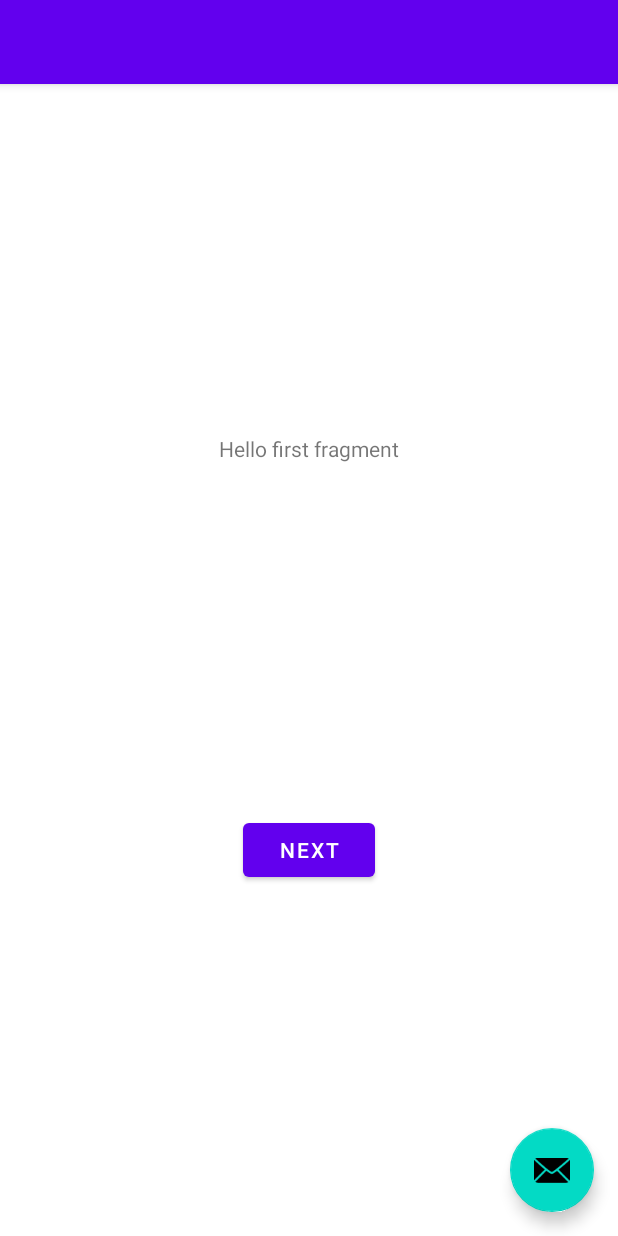
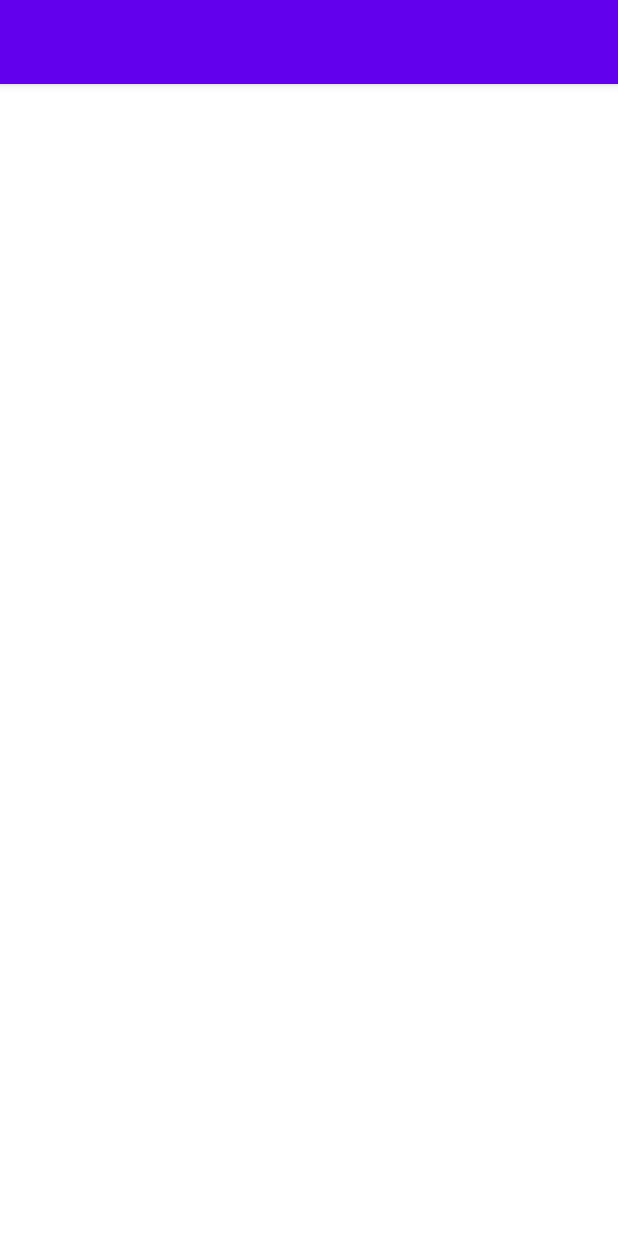
Before and after one commit to wonwoojang/ReReApp, an Android app: the layout activity_main.xml on its own in the app's theme, with its tools: preview values and no code run, on a phone screen of 412 x 824 dp. Run offline under Robolectric (Android 15) with nearby library versions, the phone set to English and light mode, and no system bars.

Commit message:
Feat: 2_불필요한_클래스_및_코드_삭제 완료

```diff
--- a/app/build.gradle
+++ b/app/build.gradle
@@ -34,6 +34,7 @@ android {
     }
     buildFeatures {
         viewBinding true
+        dataBinding true
     }
 }
 
--- a/app/src/main/java/com/jww/rereapp/FirstFragment.kt
+++ /dev/null
@@ -1,44 +0,0 @@
-package com.jww.rereapp
-
-import android.os.Bundle
-import androidx.fragment.app.Fragment
-import android.view.LayoutInflater
-import android.view.View
-import android.view.ViewGroup
-import androidx.navigation.fragment.findNavController
-import com.jww.rereapp.databinding.FragmentFirstBinding
-
-/**
- * A simple [Fragment] subclass as the default destination in the navigation.
- */
-class FirstFragment : Fragment() {
-
-    private var _binding: FragmentFirstBinding? = null
-
-    // This property is only valid between onCreateView and
-    // onDestroyView.
-    private val binding get() = _binding!!
-
-    override fun onCreateView(
-        inflater: LayoutInflater, container: ViewGroup?,
-        savedInstanceState: Bundle?
-    ): View? {
-
-        _binding = FragmentFirstBinding.inflate(inflater, container, false)
-        return binding.root
-
-    }
-
-    override fun onViewCreated(view: View, savedInstanceState: Bundle?) {
-        super.onViewCreated(view, savedInstanceState)
-
-        binding.buttonFirst.setOnClickListener {
-            findNavController().navigate(R.id.action_FirstFragment_to_SecondFragment)
-        }
-    }
-
-    override fun onDestroyView() {
-        super.onDestroyView()
-        _binding = null
-    }
-}
--- a/app/src/main/res/layout/activity_main.xml
+++ b/app/src/main/res/layout/activity_main.xml
@@ -1,6 +1,7 @@
 <?xml version="1.0" encoding="utf-8"?>
-<androidx.coordinatorlayout.widget.CoordinatorLayout xmlns:android="http://schemas.android.com/apk/res/android"
-    xmlns:app="http://schemas.android.com/apk/res-auto"
+<layout xmlns:android="http://schemas.android.com/apk/res/android">
+
+    <androidx.coordinatorlayout.widget.CoordinatorLayout xmlns:app="http://schemas.android.com/apk/res-auto"
         xmlns:tools="http://schemas.android.com/tools"
         android:layout_width="match_parent"
         android:layout_height="match_parent"
@@ -20,15 +21,5 @@
 
         </com.google.android.material.appbar.AppBarLayout>
 
-    <include layout="@layout/content_main" />
-
-    <com.google.android.material.floatingactionbutton.FloatingActionButton
-        android:id="@+id/fab"
-        android:layout_width="wrap_content"
-        android:layout_height="wrap_content"
-        android:layout_gravity="bottom|end"
-        android:layout_marginEnd="@dimen/fab_margin"
-        android:layout_marginBottom="16dp"
-        app:srcCompat="@android:drawable/ic_dialog_email" />
-
     </androidx.coordinatorlayout.widget.CoordinatorLayout>
+</layout>
--- a/app/src/main/res/layout/content_main.xml
+++ /dev/null
@@ -1,19 +0,0 @@
-<?xml version="1.0" encoding="utf-8"?>
-<androidx.constraintlayout.widget.ConstraintLayout xmlns:android="http://schemas.android.com/apk/res/android"
-    xmlns:app="http://schemas.android.com/apk/res-auto"
-    android:layout_width="match_parent"
-    android:layout_height="match_parent"
-    app:layout_behavior="@string/appbar_scrolling_view_behavior">
-
-    <fragment
-        android:id="@+id/nav_host_fragment_content_main"
-        android:name="androidx.navigation.fragment.NavHostFragment"
-        android:layout_width="0dp"
-        android:layout_height="0dp"
-        app:defaultNavHost="true"
-        app:layout_constraintBottom_toBottomOf="parent"
-        app:layout_constraintEnd_toEndOf="parent"
-        app:layout_constraintStart_toStartOf="parent"
-        app:layout_constraintTop_toTopOf="parent"
-        app:navGraph="@navigation/nav_graph" />
-</androidx.constraintlayout.widget.ConstraintLayout>
--- a/app/src/main/res/layout/fragment_first.xml
+++ /dev/null
@@ -1,28 +0,0 @@
-<?xml version="1.0" encoding="utf-8"?>
-<androidx.constraintlayout.widget.ConstraintLayout xmlns:android="http://schemas.android.com/apk/res/android"
-    xmlns:app="http://schemas.android.com/apk/res-auto"
-    xmlns:tools="http://schemas.android.com/tools"
-    android:layout_width="match_parent"
-    android:layout_height="match_parent"
-    tools:context=".FirstFragment">
-
-    <TextView
-        android:id="@+id/textview_first"
-        android:layout_width="wrap_content"
-        android:layout_height="wrap_content"
-        android:text="@string/hello_first_fragment"
-        app:layout_constraintBottom_toTopOf="@id/button_first"
-        app:layout_constraintEnd_toEndOf="parent"
-        app:layout_constraintStart_toStartOf="parent"
-        app:layout_constraintTop_toTopOf="parent" />
-
-    <Button
-        android:id="@+id/button_first"
-        android:layout_width="wrap_content"
-        android:layout_height="wrap_content"
-        android:text="@string/next"
-        app:layout_constraintBottom_toBottomOf="parent"
-        app:layout_constraintEnd_toEndOf="parent"
-        app:layout_constraintStart_toStartOf="parent"
-        app:layout_constraintTop_toBottomOf="@id/textview_first" />
-</androidx.constraintlayout.widget.ConstraintLayout>
--- a/app/src/main/res/navigation/nav_graph.xml
+++ /dev/null
@@ -1,28 +0,0 @@
-<?xml version="1.0" encoding="utf-8"?>
-<navigation xmlns:android="http://schemas.android.com/apk/res/android"
-    xmlns:app="http://schemas.android.com/apk/res-auto"
-    xmlns:tools="http://schemas.android.com/tools"
-    android:id="@+id/nav_graph"
-    app:startDestination="@id/FirstFragment">
-
-    <fragment
-        android:id="@+id/FirstFragment"
-        android:name="com.jww.rereapp.FirstFragment"
-        android:label="@string/first_fragment_label"
-        tools:layout="@layout/fragment_first">
-
-        <action
-            android:id="@+id/action_FirstFragment_to_SecondFragment"
-            app:destination="@id/SecondFragment" />
-    </fragment>
-    <fragment
-        android:id="@+id/SecondFragment"
-        android:name="com.jww.rereapp.SecondFragment"
-        android:label="@string/second_fragment_label"
-        tools:layout="@layout/fragment_second">
-
-        <action
-            android:id="@+id/action_SecondFragment_to_FirstFragment"
-            app:destination="@id/FirstFragment" />
-    </fragment>
-</navigation>
```
Also changed, not shown: app/src/main/java/com/jww/rereapp/MainActivity.kt (+7 -44 lines), app/src/main/java/com/jww/rereapp/SecondFragment.kt (deleted, +0 -44 lines), app/src/main/res/layout/fragment_second.xml (deleted, +0 -27 lines), app/src/main/res/menu/menu_main.xml (deleted, +0 -10 lines). Lines whose indentation alone changed are shown as unchanged.
